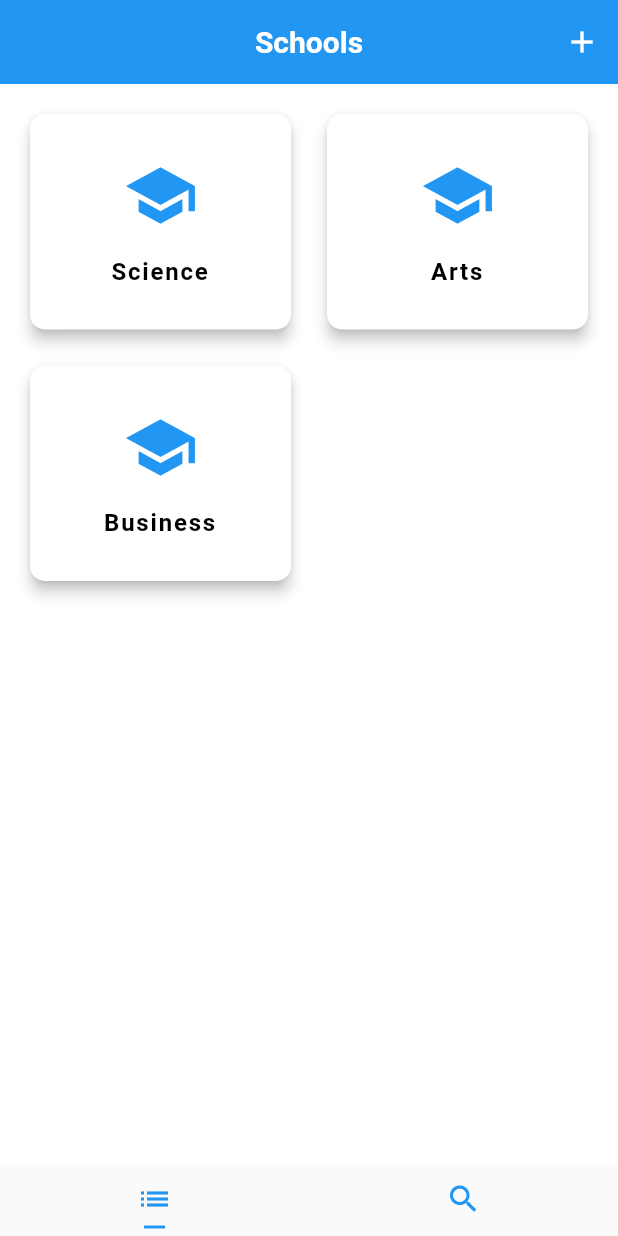
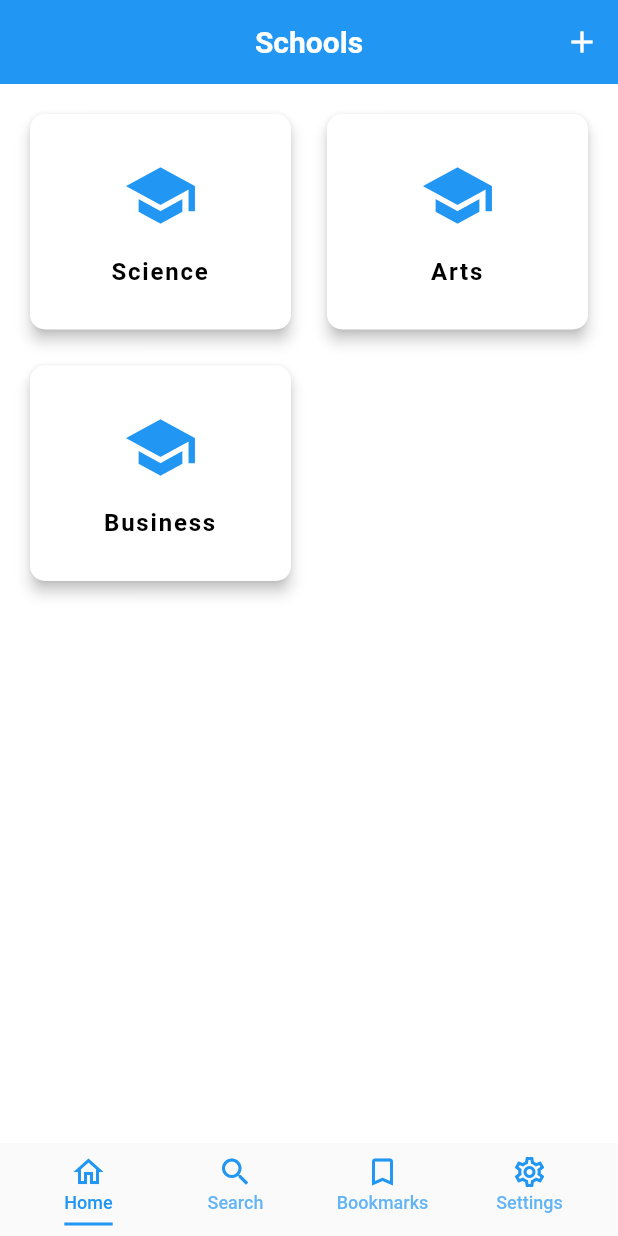
Before and after one commit to shahjugal/FormulaAppCapstone, a Flutter app: the screen it shows after launch, on a phone screen of 412 x 824 dp. Run offline on Flutter 3.47's test engine with Material 2 defaults, Android fonts, the phone set to English and light mode, and no system bars.

Commit message:
Added Tabs

```diff
--- a/Capstone/formula_app/lib/TabBarUI.dart
+++ b/Capstone/formula_app/lib/TabBarUI.dart
@@ -1,7 +1,9 @@
 import 'package:flutter/material.dart';
 import 'package:formula_app/SchoolsUI.dart';
 
+import 'BookMarksUI.dart';
 import 'SearchUI.dart';
+import 'Settings.dart';
 
 class TabSelectorUI extends StatefulWidget {
   @override
@@ -15,7 +17,7 @@ class _TabSelectorUIState extends State<TabSelectorUI>
   @override
   void initState() {
     super.initState();
-    _tabController = TabController(length: 2, vsync: this);
+    _tabController = TabController(length: 4, vsync: this);
   }
 
   @override
@@ -28,22 +30,82 @@ class _TabSelectorUIState extends State<TabSelectorUI>
           SchoolUI(),
           // Scaffold for tab2
           SearchUI(),
+          BookMarksUI(),
+          SettingsUI(),
         ],
       ),
       bottomNavigationBar: TabBar(
         controller: _tabController,
         tabs: [
-          Tab(icon: Icon(Icons.list, color: Theme.of(context).primaryColor)),
           Tab(
-              icon: Icon(
-            Icons.search,
-            color: Theme.of(context).primaryColor,
+              icon: Column(
+            children: [
+              Icon(Icons.home_outlined, color: Theme.of(context).primaryColor),
+              SizedBox(
+                height: 2,
+              ),
+              Text("Home", style: TextStyle(fontSize: 12)),
+            ],
+          )),
+          Tab(
+              icon: Column(
+            children: [
+              Icon(Icons.search, color: Theme.of(context).primaryColor),
+              SizedBox(
+                height: 2,
+              ),
+              Expanded(
+                child: Text(
+                  "Search",
+                  style: TextStyle(fontSize: 12),
+                  overflow: TextOverflow.ellipsis,
+                ),
+              ),
+            ],
+          )),
+          Tab(
+              icon: Column(
+            children: [
+              Icon(Icons.bookmark_border_outlined,
+                  color: Theme.of(context).primaryColor),
+              SizedBox(
+                height: 2,
+              ),
+              Expanded(
+                child: Text(
+                  "Bookmarks",
+                  style: TextStyle(fontSize: 12),
+                  overflow: TextOverflow.ellipsis,
+                ),
+              ),
+            ],
+          )),
+          Tab(
+              icon: Column(
+            children: [
+              Icon(Icons.settings_outlined,
+                  color: Theme.of(context).primaryColor),
+              SizedBox(
+                height: 2,
+              ),
+              Expanded(
+                child: Text(
+                  "Settings",
+                  style: TextStyle(fontSize: 12),
+                  overflow: TextOverflow.ellipsis,
+                ),
+              ),
+            ],
           )),
         ],
         labelColor: Theme.of(context).primaryColor,
+        enableFeedback: true,
+        padding: EdgeInsets.symmetric(horizontal: 10, vertical: 7),
+        dividerColor: Theme.of(context).primaryColor,
         indicatorSize: TabBarIndicatorSize.label,
-        indicatorPadding: EdgeInsets.all(5.0),
+        indicatorPadding: EdgeInsets.only(top: 5.0),
         indicatorColor: Theme.of(context).primaryColor,
+        physics: BouncingScrollPhysics(),
       ),
     );
   }
```
Also changed, not shown: Capstone/formula_app/lib/BookMarksUI.dart (added, +21 -0 lines), Capstone/formula_app/lib/Settings.dart (added, +30 -0 lines).
